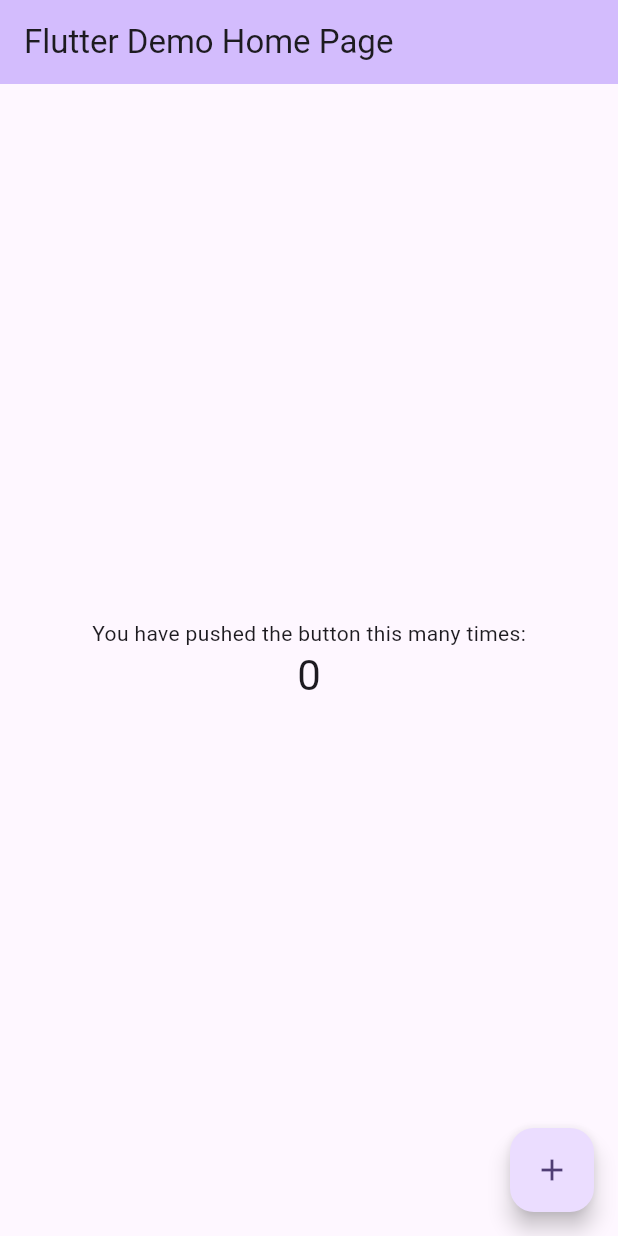
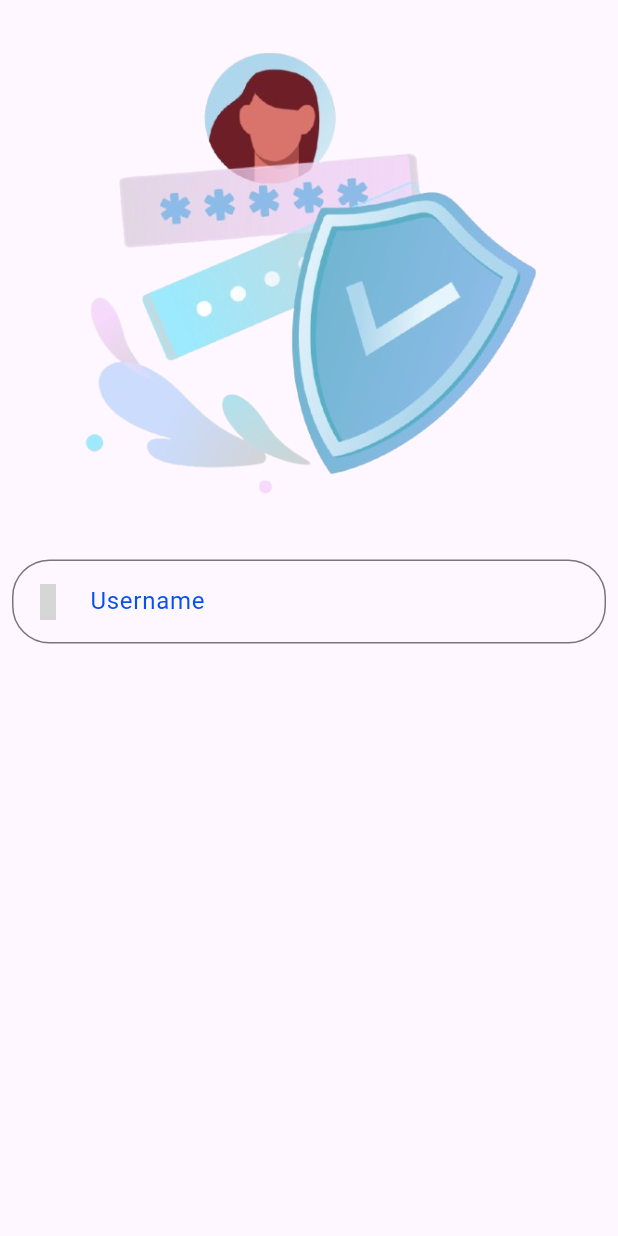
Before and after one commit to christopherjneelankavil/e-commerce-app, a Flutter app: the screen it shows after launch, on a phone screen of 412 x 824 dp. Run offline on Flutter 3.47's test engine with Material 3 defaults, Android fonts, the phone set to English and light mode, and no system bars; our stand-ins replace iconsax_plus; grey boxes are pictures that could not be loaded.

Commit message:
Updated login screen

```diff
--- a/lib/main.dart
+++ b/lib/main.dart
@@ -1,3 +1,4 @@
+import 'package:e_commerce_app/views/screens/authentication/login_screen.dart';
 import 'package:flutter/material.dart';
 
 void main() {
@@ -7,119 +8,13 @@ void main() {
 class MyApp extends StatelessWidget {
   const MyApp({super.key});
 
-  // This widget is the root of your application.
   @override
   Widget build(BuildContext context) {
-    return MaterialApp(
-      title: 'Flutter Demo',
-      theme: ThemeData(
-        // This is the theme of your application.
-        //
-        // TRY THIS: Try running your application with "flutter run". You'll see
-        // the application has a purple toolbar. Then, without quitting the app,
-        // try changing the seedColor in the colorScheme below to Colors.green
-        // and then invoke "hot reload" (save your changes or press the "hot
-        // reload" button in a Flutter-supported IDE, or press "r" if you used
-        // the command line to start the app).
-        //
-        // Notice that the counter didn't reset back to zero; the application
-        // state is not lost during the reload. To reset the state, use hot
-        // restart instead.
-        //
-        // This works for code too, not just values: Most code changes can be
-        // tested with just a hot reload.
-        colorScheme: ColorScheme.fromSeed(seedColor: Colors.deepPurple),
-        useMaterial3: true,
-      ),
-      home: const MyHomePage(title: 'Flutter Demo Home Page'),
+    return const MaterialApp(
+      title: 'E-Commerce App',
+
+      debugShowCheckedModeBanner: false,
+      home: LoginScreen(),
     );
   }
 }
-
-class MyHomePage extends StatefulWidget {
-  const MyHomePage({super.key, required this.title});
-
-  // This widget is the home page of your application. It is stateful, meaning
-  // that it has a State object (defined below) that contains fields that affect
-  // how it looks.
-
-  // This class is the configuration for the state. It holds the values (in this
-  // case the title) provided by the parent (in this case the App widget) and
-  // used by the build method of the State. Fields in a Widget subclass are
-  // always marked "final".
-
-  final String title;
-
-  @override
-  State<MyHomePage> createState() => _MyHomePageState();
-}
-
-class _MyHomePageState extends State<MyHomePage> {
-  int _counter = 0;
-
-  void _incrementCounter() {
-    setState(() {
-      // This call to setState tells the Flutter framework that something has
-      // changed in this State, which causes it to rerun the build method below
-      // so that the display can reflect the updated values. If we changed
-      // _counter without calling setState(), then the build method would not be
-      // called again, and so nothing would appear to happen.
-      _counter++;
-    });
-  }
-
-  @override
-  Widget build(BuildContext context) {
-    // This method is rerun every time setState is called, for instance as done
-    // by the _incrementCounter method above.
-    //
-    // The Flutter framework has been optimized to make rerunning build methods
-    // fast, so that you can just rebuild anything that needs updating rather
-    // than having to individually change instances of widgets.
-    return Scaffold(
-      appBar: AppBar(
-        // TRY THIS: Try changing the color here to a specific color (to
-        // Colors.amber, perhaps?) and trigger a hot reload to see the AppBar
-        // change color while the other colors stay the same.
-        backgroundColor: Theme.of(context).colorScheme.inversePrimary,
-        // Here we take the value from the MyHomePage object that was created by
-        // the App.build method, and use it to set our appbar title.
-        title: Text(widget.title),
-      ),
-      body: Center(
-        // Center is a layout widget. It takes a single child and positions it
-        // in the middle of the parent.
-        child: Column(
-          // Column is also a layout widget. It takes a list of children and
-          // arranges them vertically. By default, it sizes itself to fit its
-          // children horizontally, and tries to be as tall as its parent.
-          //
-          // Column has various properties to control how it sizes itself and
-          // how it positions its children. Here we use mainAxisAlignment to
-          // center the children vertically; the main axis here is the vertical
-          // axis because Columns are vertical (the cross axis would be
-          // horizontal).
-          //
-          // TRY THIS: Invoke "debug painting" (choose the "Toggle Debug Paint"
-          // action in the IDE, or press "p" in the console), to see the
-          // wireframe for each widget.
-          mainAxisAlignment: MainAxisAlignment.center,
-          children: <Widget>[
-            const Text(
-              'You have pushed the button this many times:',
-            ),
-            Text(
-              '$_counter',
-              style: Theme.of(context).textTheme.headlineMedium,
-            ),
-          ],
-        ),
-      ),
-      floatingActionButton: FloatingActionButton(
-        onPressed: _incrementCounter,
-        tooltip: 'Increment',
-        child: const Icon(Icons.add),
-      ), // This trailing comma makes auto-formatting nicer for build methods.
-    );
-  }
-}
--- /dev/null
+++ b/lib/views/mediaquery/media.dart
@@ -0,0 +1,25 @@
+import 'package:flutter/material.dart';
+
+class ScreenSize {
+  static double width = 0;
+  static double height = 0;
+  static late double blockWidth;
+  static late double blockHeight;
+
+  static late double textMultiplier;
+  static late double imageSizeMultiplier;
+  static late double heightMultiplier;
+  static late double widthMultiplier;
+
+  static void init(BuildContext context) {
+    width = MediaQuery.of(context).size.width;
+    height = MediaQuery.of(context).size.height;
+    blockWidth = width / 100;
+    blockHeight = height / 100;
+
+    textMultiplier = blockHeight;
+    imageSizeMultiplier = blockWidth;
+    heightMultiplier = blockHeight;
+    widthMultiplier = blockWidth;
+  }
+}
--- /dev/null
+++ b/lib/views/screens/authentication/login_screen.dart
@@ -0,0 +1,62 @@
+//import 'package:e_commerce_app/views/mediaquery/media.dart';
+import 'package:flutter/material.dart';
+import 'package:iconsax_plus/iconsax_plus.dart';
+
+class LoginScreen extends StatelessWidget {
+  const LoginScreen({super.key});
+
+  @override
+  Widget build(BuildContext context) {
+    return Scaffold(
+      body: Center(
+        child: Padding(
+          padding: const EdgeInsets.all(8.0),
+          child: Column(
+            children: [
+              const SizedBox(
+                height: 10,
+              ),
+              Padding(
+                padding: const EdgeInsets.all(8.0),
+                child: Image.asset(
+                  'assets/images/login-app.png',
+                  width: MediaQuery.of(context).size.width * 0.75,
+                  height: MediaQuery.of(context).size.width * 0.75,
+                ),
+              ),
+              const SizedBox(
+                height: 30,
+              ),
+              TextFormField(
+                decoration: const InputDecoration(
+                  //focusColor: Color(0xFF5DF3FA),
+                  labelStyle: TextStyle(color: Color(0xFF0550F1)),
+                  labelText: 'Username',
+                  hintText: 'Enter your username',
+                  prefixIcon: Icon(
+                    IconsaxPlusBold.user,
+                    color: Color(0xFF0550F1),
+                  ),
+                  border: OutlineInputBorder(
+                    borderRadius: BorderRadius.all(
+                      Radius.circular(25),
+                    ),
+                    borderSide: BorderSide(color: Colors.black),
+                  ),
+                  focusedBorder: OutlineInputBorder(
+                    borderRadius: BorderRadius.all(
+                      Radius.circular(25),
+                    ),
+                    borderSide: BorderSide(
+                      color: Color(0xFF0550F1),
+                    ),
+                  ),
+                ),
+              )
+            ],
+          ),
+        ),
+      ),
+    );
+  }
+}
--- a/pubspec.yaml
+++ b/pubspec.yaml
@@ -30,6 +30,7 @@ environment:
 dependencies:
   flutter:
     sdk: flutter
+  iconsax_plus: ^1.0.0
 
 
   # The following adds the Cupertino Icons font to your application.
@@ -59,8 +60,8 @@ flutter:
   uses-material-design: true
 
   # To add assets to your application, add an assets section, like this:
-  # assets:
-  #   - images/a_dot_burr.jpeg
+  assets:
+    - assets/images/
   #   - images/a_dot_ham.jpeg
 
   # An image asset can refer to one or more resolution-specific "variants", see
```
Also changed, not shown: assets/images/login-app.png (added), pubspec.lock.
